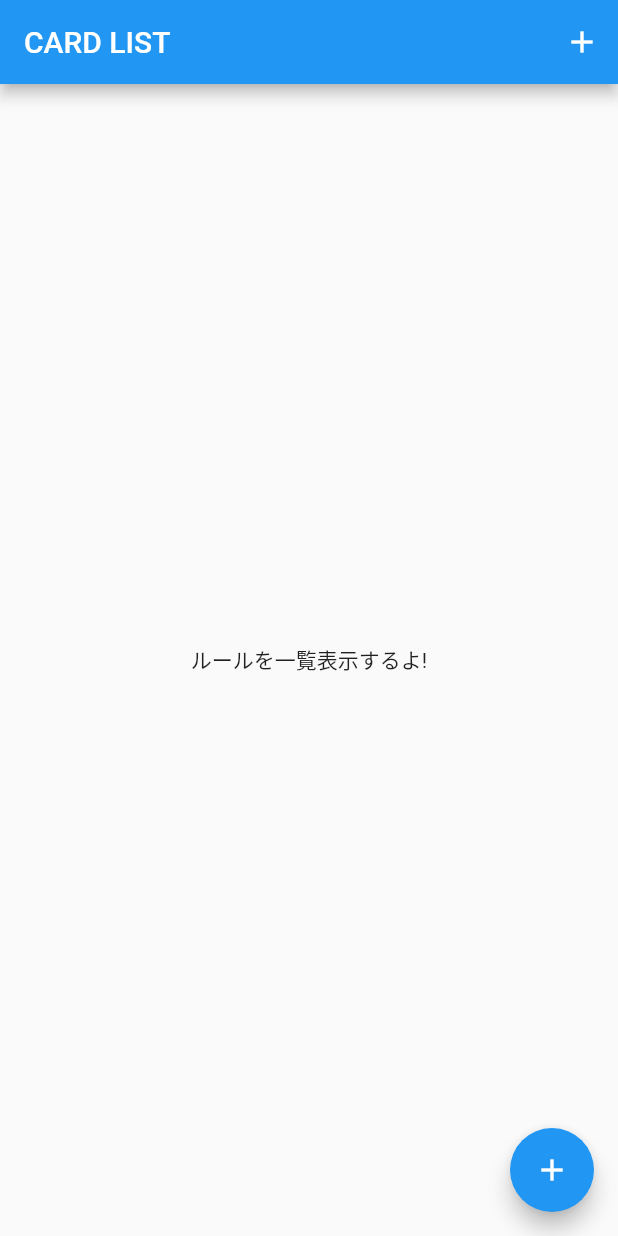
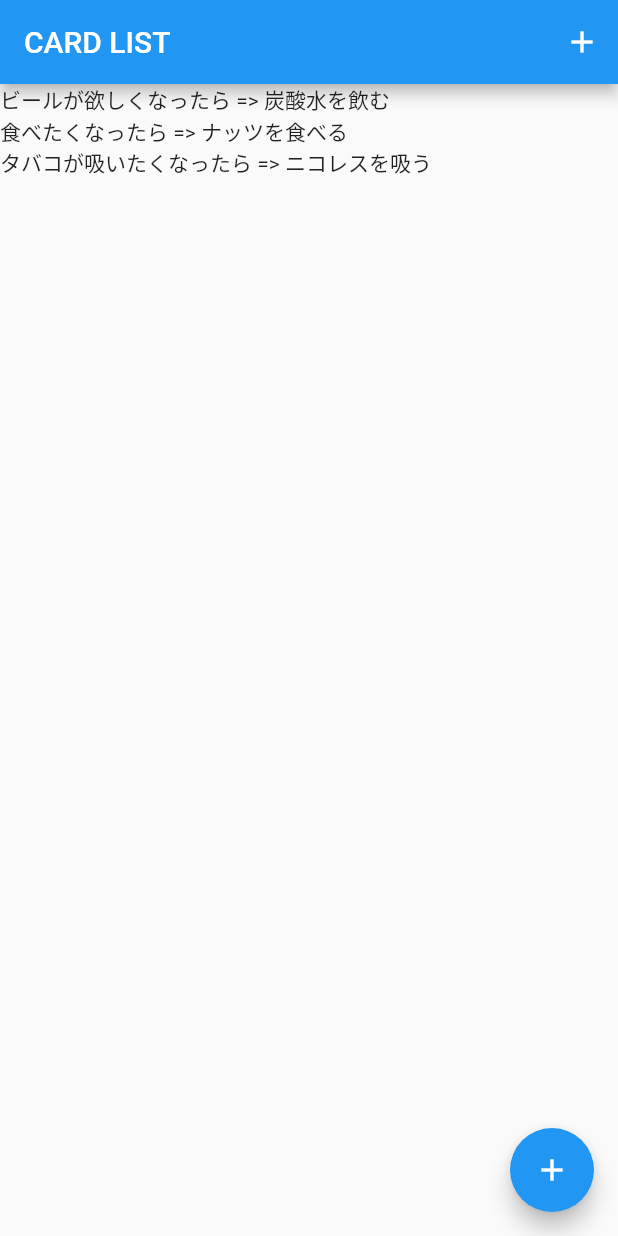
Before and after one commit to ktakayama/ifThenCard, a Flutter app: the screen it shows after launch, on a phone screen of 412 x 824 dp. Run offline on Flutter 3.47's test engine with Material 2 defaults, Android fonts, the phone set to English and light mode, and no system bars.

Commit message:
feat: add RuleListWidget

```diff
--- a/lib/page/top_page.dart
+++ b/lib/page/top_page.dart
@@ -15,10 +15,29 @@
                 icon: const Icon(Icons.add))
           ],
         ),
-        body: const Center(child: Text('ルールを一覧表示するよ!')),
+        body: const RuleListWidget(),
         floatingActionButton: FloatingActionButton(
           onPressed: () => print('ルール追加画面に遷移するよ'),
           child: const Icon(Icons.add),
         ));
   }
 }
+
+class RuleListWidget extends StatelessWidget {
+  const RuleListWidget({Key? key}) : super(key: key);
+
+  @override
+  Widget build(BuildContext context) {
+    final List<String> rules = [
+      'ビールが欲しくなったら => 炭酸水を飲む',
+      '食べたくなったら => ナッツを食べる',
+      'タバコが吸いたくなったら => ニコレスを吸う',
+    ];
+
+    return ListView.builder(
+        itemCount: rules.length,
+        itemBuilder: (context, index) {
+          return Text(rules[index]);
+        });
+  }
+}
```
